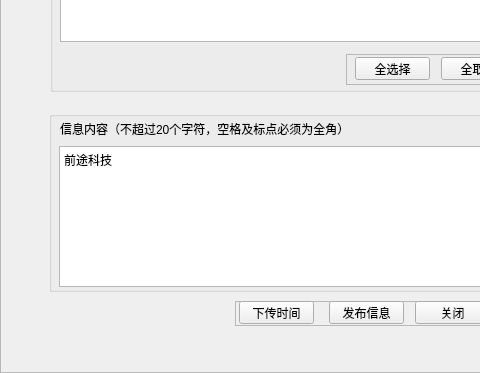
Before: the Qt Designer form UIWnd/publishledinfo.ui in Anne081031/WinParkUI, drawn with Qt 5; both pictures show x 0 to 480 and y 319 to 692 of the 730 by 692 pixel window.
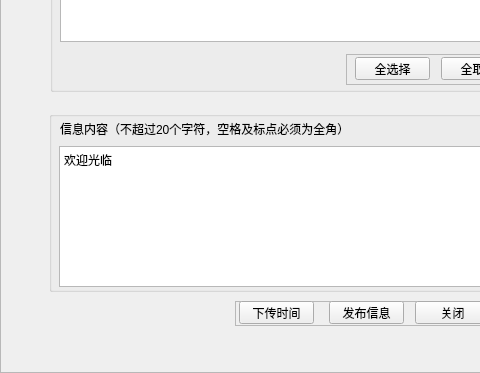
After: the same form once the commit is applied. Icons and pictures are not drawn.

What changed in the file:
```diff
--- a/UIWnd/publishledinfo.ui
+++ b/UIWnd/publishledinfo.ui
@@ -257,7 +257,7 @@
      <string notr="true">background-image:url(none);</string>
     </property>
     <property name="plainText">
-     <string>前途科技</string>
+     <string>欢迎光临</string>
     </property>
    </widget>
   </widget>
```
